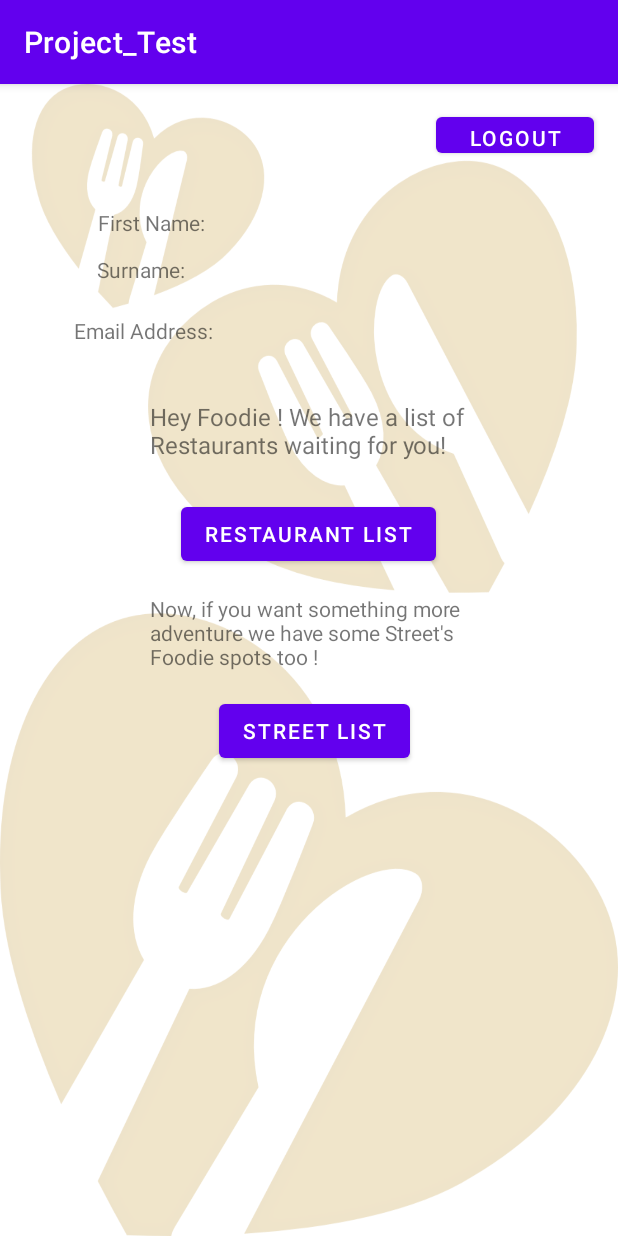
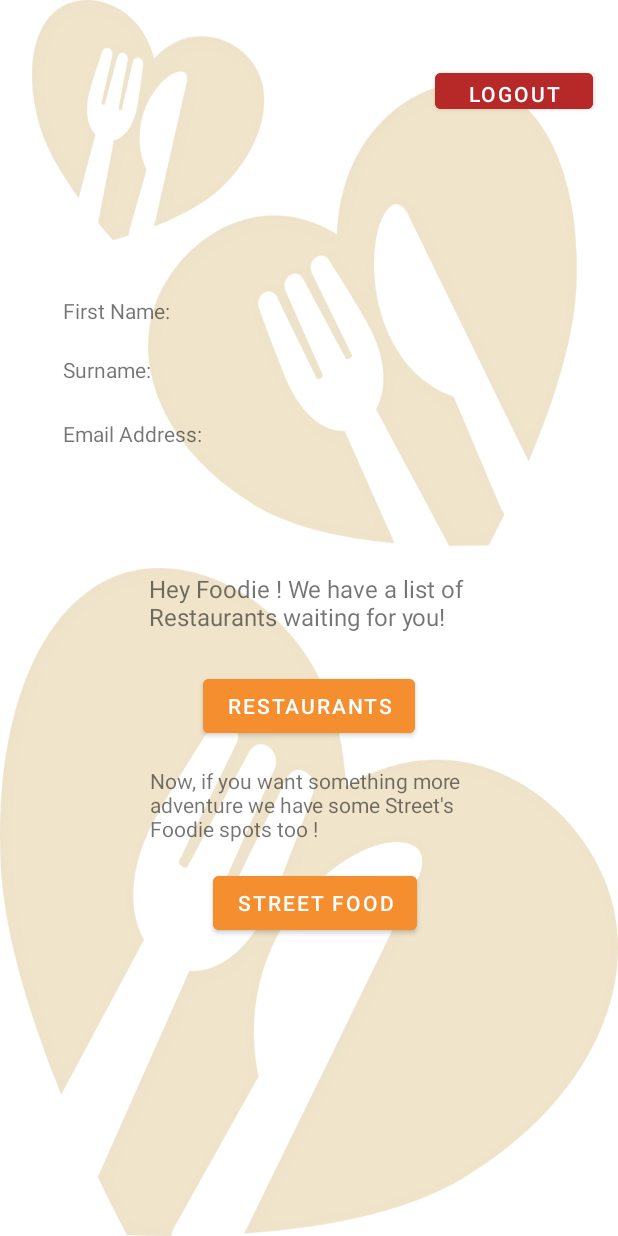
Before and after one commit to paulofuscaldo/Mobile_App_Uni_Project, an Android app: the ProfileActivity screen opened directly, with no data from a screen before it, on a phone screen of 412 x 824 dp. Run offline under Robolectric (Android 15) with nearby library versions, the phone set to English and light mode, and no system bars; our stand-ins replace Firebase (no records; nobody signed in at launch, a user with empty details on screens opened directly).

Commit message:
Set style to activity profile, however we need further discussion in regards profile data

```diff
--- a/app/src/main/java/com/example/project_test/ProfileActivity.java
+++ b/app/src/main/java/com/example/project_test/ProfileActivity.java
@@ -32,6 +32,7 @@ public class ProfileActivity extends AppCompatActivity implements View.OnClickLi
     protected void onCreate(Bundle savedInstanceState) {
         super.onCreate(savedInstanceState);
         setContentView(R.layout.activity_profile);
+        getSupportActionBar().hide();
 
         restaurantList = (Button) findViewById(R.id.btn_restaurant_list);
         restaurantList.setOnClickListener(this);
--- /dev/null
+++ b/app/src/main/res/drawable/ic_logout.xml
@@ -0,0 +1,5 @@
+<vector android:autoMirrored="true" android:height="24dp"
+    android:tint="#FFFFFF" android:viewportHeight="24"
+    android:viewportWidth="24" android:width="24dp" xmlns:android="http://schemas.android.com/apk/res/android">
+    <path android:fillColor="@android:color/white" android:pathData="M17,7l-1.41,1.41L18.17,11H8v2h10.17l-2.58,2.58L17,17l5,-5zM4,5h8V3H4c-1.1,0 -2,0.9 -2,2v14c0,1.1 0.9,2 2,2h8v-2H4V5z"/>
+</vector>
--- /dev/null
+++ b/app/src/main/res/drawable/welcoming_container.xml
@@ -0,0 +1,6 @@
+<?xml version="1.0" encoding="utf-8"?>
+<selector xmlns:android="http://schemas.android.com/apk/res/android">
+    <solid android:color="@color/white"/>
+
+    <stroke android:width="0dp" />
+</selector>
--- a/app/src/main/res/layout/activity_profile.xml
+++ b/app/src/main/res/layout/activity_profile.xml
@@ -2,77 +2,103 @@
 <androidx.constraintlayout.widget.ConstraintLayout xmlns:android="http://schemas.android.com/apk/res/android"
     xmlns:app="http://schemas.android.com/apk/res-auto"
     xmlns:tools="http://schemas.android.com/tools"
-    android:background="@drawable/bg_img_app"
     android:layout_width="match_parent"
     android:layout_height="match_parent"
+    android:background="@drawable/bg_img_app"
     tools:context=".ProfileActivity">
 
-    <TextView
-        android:id="@+id/firstname"
-        android:layout_width="167dp"
-        android:layout_height="22dp"
-        android:layout_marginStart="16dp"
-        android:layout_marginLeft="16dp"
-        android:layout_marginTop="9dp"
-        android:layout_marginEnd="96dp"
-        android:layout_marginRight="96dp"
+
+    <View
+        android:id="@+id/view_welcoming_container"
+        style="@style/WelcomingContainer"
+
+        android:layout_width="376dp"
+        android:layout_height="187dp"
+        app:layout_constraintBottom_toBottomOf="parent"
         app:layout_constraintEnd_toEndOf="parent"
-        app:layout_constraintStart_toEndOf="@+id/FirstNameTitle"
-        app:layout_constraintTop_toBottomOf="@+id/greeting" />
+        app:layout_constraintHorizontal_bias="0.542"
+        app:layout_constraintStart_toStartOf="parent"
+        app:layout_constraintTop_toTopOf="parent"
+        app:layout_constraintVertical_bias="0.198" />
 
     <TextView
-        android:id="@+id/email"
-        android:layout_width="247dp"
-        android:layout_height="22dp"
-        android:layout_marginStart="5dp"
-        android:layout_marginLeft="5dp"
-        android:layout_marginTop="17dp"
-        android:layout_marginEnd="15dp"
-        android:layout_marginRight="15dp"
-        app:layout_constraintEnd_toEndOf="parent"
-        app:layout_constraintStart_toEndOf="@+id/emailAddressTitle"
-        app:layout_constraintTop_toBottomOf="@+id/surname" />
+        android:id="@+id/greeting"
+        android:layout_width="wrap_content"
+        android:layout_height="wrap_content"
+        android:layout_marginTop="20dp"
+        android:textAppearance="@style/TextAppearance.AppCompat.Body2"
+        app:layout_constraintEnd_toEndOf="@+id/view_welcoming_container"
+        app:layout_constraintStart_toStartOf="@+id/view_welcoming_container"
+        app:layout_constraintTop_toTopOf="@id/view_welcoming_container" />
 
     <TextView
         android:id="@+id/FirstNameTitle"
         android:layout_width="wrap_content"
         android:layout_height="wrap_content"
-        android:layout_marginStart="67dp"
-        android:layout_marginLeft="67dp"
-        android:layout_marginTop="9dp"
-        android:layout_marginEnd="278dp"
-        android:layout_marginRight="278dp"
+        android:layout_marginStart="24dp"
+        android:layout_marginLeft="24dp"
+        android:layout_marginTop="20dp"
         android:text="First Name:"
-        app:layout_constraintEnd_toEndOf="parent"
-        app:layout_constraintStart_toStartOf="parent"
+        app:layout_constraintStart_toStartOf="@+id/view_welcoming_container"
+        app:layout_constraintTop_toBottomOf="@id/greeting" />
+
+    <TextView
+        android:id="@+id/firstname"
+        android:layout_width="wrap_content"
+        android:layout_height="wrap_content"
+        android:layout_marginTop="20dp"
+        app:layout_constraintEnd_toEndOf="@+id/view_welcoming_container"
+        app:layout_constraintHorizontal_bias="0.471"
+        app:layout_constraintStart_toEndOf="@+id/FirstNameTitle"
         app:layout_constraintTop_toBottomOf="@+id/greeting" />
 
     <TextView
-        android:id="@+id/greeting"
-        android:layout_width="248dp"
-        android:layout_height="21dp"
-        android:layout_marginStart="67dp"
-        android:layout_marginLeft="67dp"
-        android:layout_marginEnd="96dp"
-        android:layout_marginRight="96dp"
-        android:textAppearance="@style/TextAppearance.AppCompat.Body2"
-        app:layout_constraintEnd_toEndOf="parent"
-        app:layout_constraintStart_toStartOf="parent"
-        app:layout_constraintTop_toBottomOf="@+id/signOut" />
+        android:id="@+id/SurNameTitle"
+        android:layout_width="wrap_content"
+        android:layout_height="wrap_content"
+        android:layout_marginStart="24dp"
+        android:layout_marginLeft="24dp"
+        android:layout_marginTop="20dp"
+        android:text="Surname:"
+        app:layout_constraintStart_toStartOf="@+id/view_welcoming_container"
+        app:layout_constraintTop_toBottomOf="@+id/FirstNameTitle" />
+
+    <TextView
+        android:id="@+id/surname"
+        android:layout_width="wrap_content"
+        android:layout_height="wrap_content"
+        android:layout_marginTop="20dp"
+        app:layout_constraintEnd_toEndOf="@+id/view_welcoming_container"
+        app:layout_constraintStart_toEndOf="@+id/SurNameTitle"
+        app:layout_constraintTop_toBottomOf="@+id/firstname" />
 
     <TextView
         android:id="@+id/emailAddressTitle"
         android:layout_width="95dp"
-        android:layout_height="21dp"
-        android:layout_marginStart="49dp"
-        android:layout_marginLeft="49dp"
-        android:layout_marginTop="15dp"
-        android:layout_marginEnd="267dp"
-        android:layout_marginRight="267dp"
+        android:layout_height="wrap_content"
+        android:layout_marginStart="24dp"
+        android:layout_marginLeft="24dp"
+        android:layout_marginTop="20dp"
+        android:layout_marginBottom="20dp"
         android:text="Email Address:"
-        app:layout_constraintEnd_toEndOf="parent"
-        app:layout_constraintStart_toStartOf="parent"
-        app:layout_constraintTop_toBottomOf="@+id/SurNameTitle" />
+        app:layout_constraintBottom_toBottomOf="@id/view_welcoming_container"
+        app:layout_constraintStart_toStartOf="@+id/view_welcoming_container"
+        app:layout_constraintTop_toBottomOf="@+id/SurNameTitle"
+        app:layout_constraintVertical_bias="0.3" />
+
+
+    <TextView
+        android:id="@+id/email"
+        android:layout_width="wrap_content"
+        android:layout_height="wrap_content"
+        android:layout_marginTop="20dp"
+        android:layout_marginBottom="20dp"
+        app:layout_constraintBottom_toBottomOf="@+id/view_welcoming_container"
+        app:layout_constraintEnd_toEndOf="@+id/view_welcoming_container"
+        app:layout_constraintHorizontal_bias="0.428"
+        app:layout_constraintStart_toEndOf="@+id/emailAddressTitle"
+        app:layout_constraintTop_toBottomOf="@+id/surname"
+        app:layout_constraintVertical_bias="0.4" />
 
     <Button
         android:id="@+id/signOut"
@@ -80,13 +106,17 @@
         android:layout_height="36dp"
         android:layout_marginStart="290dp"
         android:layout_marginLeft="290dp"
-        android:layout_marginTop="16dp"
+        android:layout_marginTop="32dp"
         android:layout_marginEnd="16dp"
         android:layout_marginRight="16dp"
+        android:backgroundTint="@color/red"
         android:text="Logout"
+        app:layout_constraintBottom_toTopOf="@+id/view_welcoming_container"
         app:layout_constraintEnd_toEndOf="parent"
+        app:layout_constraintHorizontal_bias="0.0"
         app:layout_constraintStart_toStartOf="parent"
-        app:layout_constraintTop_toTopOf="parent" />
+        app:layout_constraintTop_toTopOf="parent"
+        app:layout_constraintVertical_bias="0.15" />
 
     <TextView
         android:id="@+id/text_partner_restaurant_list"
@@ -94,14 +124,15 @@
         android:layout_height="53dp"
         android:layout_marginStart="99dp"
         android:layout_marginLeft="99dp"
-        android:layout_marginTop="33dp"
+        android:layout_marginTop="56dp"
         android:layout_marginEnd="94dp"
         android:layout_marginRight="94dp"
         android:text="Hey Foodie ! We have a list of Restaurants waiting for you!"
         android:textSize="16sp"
         app:layout_constraintEnd_toEndOf="parent"
+        app:layout_constraintHorizontal_bias="0.0"
         app:layout_constraintStart_toStartOf="parent"
-        app:layout_constraintTop_toBottomOf="@+id/email" />
+        app:layout_constraintTop_toBottomOf="@+id/view_welcoming_container" />
 
     <TextView
         android:id="@+id/text_partner_street_list"
@@ -121,12 +152,9 @@
         android:id="@+id/btn_restaurant_list"
         android:layout_width="wrap_content"
         android:layout_height="wrap_content"
-        android:layout_marginStart="120dp"
-        android:layout_marginLeft="120dp"
         android:layout_marginTop="12dp"
-        android:layout_marginEnd="121dp"
-        android:layout_marginRight="121dp"
-        android:text="Restaurant List"
+        android:backgroundTint="@color/deep_saffron"
+        android:text="Restaurants"
         app:layout_constraintEnd_toEndOf="parent"
         app:layout_constraintStart_toStartOf="parent"
         app:layout_constraintTop_toBottomOf="@+id/text_partner_restaurant_list" />
@@ -140,37 +168,13 @@
         android:layout_marginTop="14dp"
         android:layout_marginEnd="138dp"
         android:layout_marginRight="138dp"
-        android:text="Street List"
+        android:backgroundTint="@color/deep_saffron"
+        android:text="Street Food"
         app:layout_constraintEnd_toEndOf="parent"
         app:layout_constraintStart_toStartOf="parent"
         app:layout_constraintTop_toBottomOf="@+id/text_partner_street_list" />
 
-    <TextView
-        android:id="@+id/SurNameTitle"
-        android:layout_width="73dp"
-        android:layout_height="25dp"
-        android:layout_marginStart="64dp"
-        android:layout_marginLeft="64dp"
-        android:layout_marginTop="12dp"
-        android:layout_marginEnd="274dp"
-        android:layout_marginRight="274dp"
-        android:text="Surname:"
-        app:layout_constraintEnd_toEndOf="parent"
-        app:layout_constraintStart_toStartOf="parent"
-        app:layout_constraintTop_toBottomOf="@+id/FirstNameTitle" />
 
-    <TextView
-        android:id="@+id/surname"
-        android:layout_width="220dp"
-        android:layout_height="23dp"
-        android:layout_marginStart="13dp"
-        android:layout_marginLeft="13dp"
-        android:layout_marginTop="10dp"
-        android:layout_marginEnd="41dp"
-        android:layout_marginRight="41dp"
-        app:layout_constraintEnd_toEndOf="parent"
-        app:layout_constraintStart_toEndOf="@+id/SurNameTitle"
-        app:layout_constraintTop_toBottomOf="@+id/firstname" />
 
 
 </androidx.constraintlayout.widget.ConstraintLayout>
--- a/app/src/main/res/values/colors.xml
+++ b/app/src/main/res/values/colors.xml
@@ -11,4 +11,5 @@
     <color name="honey_yellow">#FFB300</color>
     <color name="transparent">#0000FFFF</color>
     <color name="gray">#DBD9D9</color>
+    <color name="red">#B72929</color>
 </resources>
--- a/app/src/main/res/values/styles.xml
+++ b/app/src/main/res/values/styles.xml
@@ -8,5 +8,11 @@
         <item name="android:layout_margin">20dp</item>
     </style>
 
+    <style name="WelcomingContainer">
+        <item name="android:layout_width">match_parent</item>
+        <item name="android:layout_height">250dp</item>
+        <item name="android:background">@drawable/login_form_container_components</item>
+        <item name="android:layout_margin">20dp</item>
+    </style>
 
 </resources>
```
